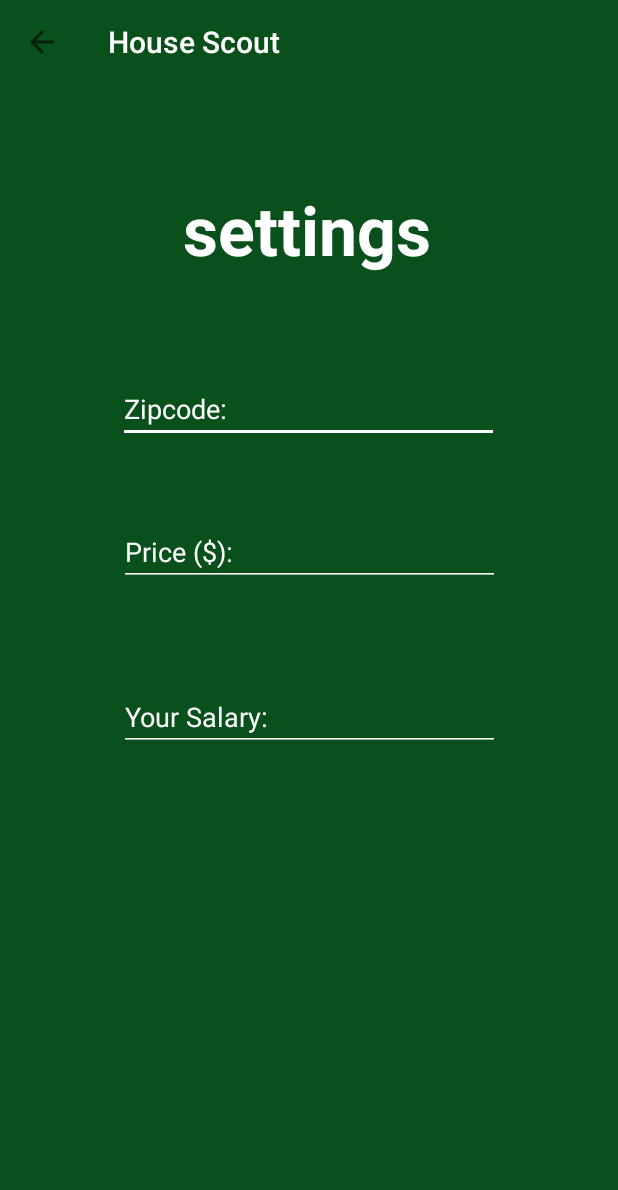
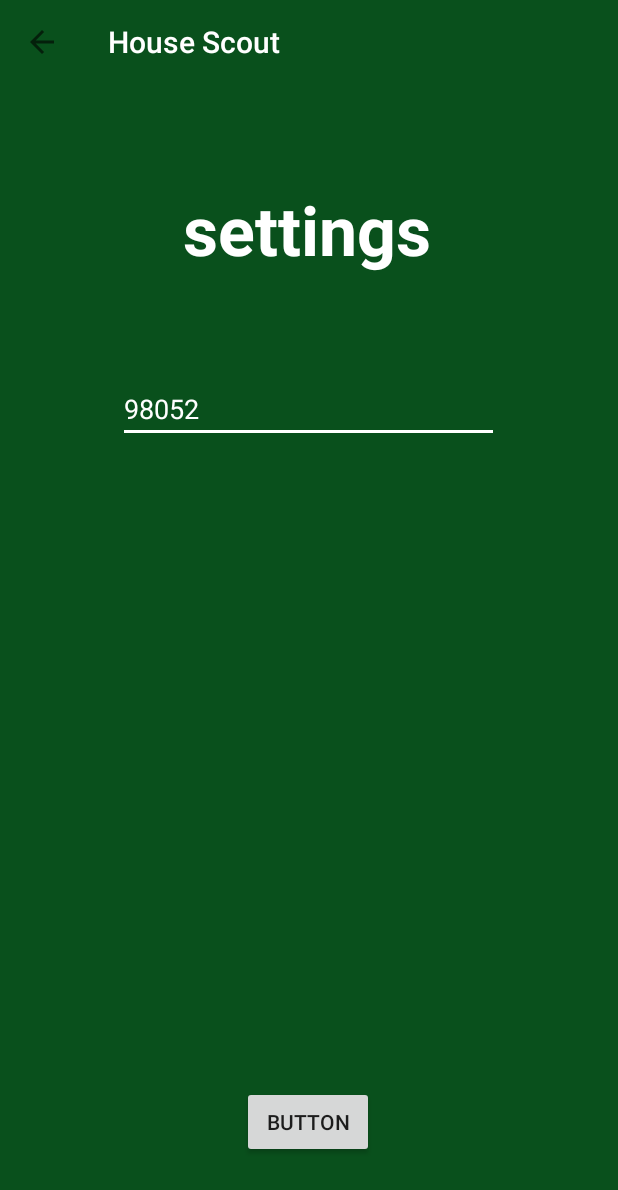
Before and after one commit to safwaant/Dubhacks2020, an Android app: the Settings screen opened directly, with no data from a screen before it, on a phone screen of 412 x 824 dp. Shown: the top 1190 px of the screen. Run offline under Robolectric (Android 15) with nearby library versions, the phone set to English and light mode, and no system bars.

Commit message:
Improved UI, added back button.

```diff
--- a/app/src/main/java/com/example/HouseScout/MetricsActivity.java
+++ b/app/src/main/java/com/example/HouseScout/MetricsActivity.java
@@ -2,6 +2,7 @@ package com.example.HouseScout;
 
 import androidx.appcompat.app.AppCompatActivity;
 
+import android.content.SharedPreferences;
 import android.os.Bundle;
 import android.widget.TextView;
 
@@ -24,7 +25,10 @@ public class MetricsActivity extends AppCompatActivity {
 
         AreaMetric data = getIntent().getExtras().getParcelable(METRICS_KEY);
 
-
+        String testRatingText = "School Test Performance: " + data.test_rating;
+        String commuteTime = "Average Commute Time: " + data.commute_time;
+        String income = "Median Income: " + data.medianIncome;
+        String unemploy = "Unemployment rate: " + data.unemployment;
 
         metric.setText(data.test_rating);
         commute.setText(data.commute_time);
--- a/app/src/main/java/com/example/HouseScout/Settings.java
+++ b/app/src/main/java/com/example/HouseScout/Settings.java
@@ -4,19 +4,48 @@ import androidx.appcompat.app.ActionBar;
 import androidx.appcompat.app.AppCompatActivity;
 import androidx.appcompat.widget.Toolbar;
 
+import android.content.Intent;
+import android.content.SharedPreferences;
 import android.os.Bundle;
+import android.view.View;
+import android.widget.EditText;
 
 public class Settings extends AppCompatActivity {
+
+    EditText zip;
+    String zipcode;
 
     @Override
     protected void onCreate(Bundle savedInstanceState) {
         super.onCreate(savedInstanceState);
         setContentView(R.layout.activity_settings);
 
+        zip = findViewById(R.id.ZipcodeSearch);
+
+        SharedPreferences prefs = getSharedPreferences("prefs", MODE_PRIVATE);
+        zip.setText(prefs.getString("zipcode", "98052"));
+
         Toolbar registrationToolbar = (Toolbar) findViewById(R.id.registrationToolbar);
         setSupportActionBar(registrationToolbar);
         ActionBar ab = getSupportActionBar();
         assert ab != null;
         ab.setDisplayHomeAsUpEnabled(true);
+
+    }
+
+    @Override
+    protected void onDestroy() {
+        super.onDestroy();
+    }
+
+    public void saveSettings(View view) {
+        zipcode = zip.getText().toString();
+
+        SharedPreferences prefs = getSharedPreferences("prefs", MODE_PRIVATE);
+        SharedPreferences.Editor editor = prefs.edit();
+        editor.putString("zipcode", zipcode);
+        editor.apply();
+
+        startActivity(new Intent(this, HouseListing.class));
     }
 }
--- a/app/src/main/res/layout/activity_settings.xml
+++ b/app/src/main/res/layout/activity_settings.xml
@@ -35,38 +35,6 @@
         app:layout_constraintStart_toStartOf="parent"
         app:layout_constraintTop_toTopOf="parent" />
 
-    <EditText
-        android:id="@+id/price"
-        android:layout_width="254dp"
-        android:layout_height="wrap_content"
-        android:layout_marginTop="50dp"
-        android:autofillHints="@string/price"
-        android:backgroundTint="@color/white"
-        android:hint="@string/price"
-        android:inputType="number"
-        android:textColor="@color/white"
-        android:textColorHint="@color/white"
-        app:layout_constraintEnd_toEndOf="parent"
-        app:layout_constraintStart_toStartOf="parent"
-        app:layout_constraintTop_toBottomOf="@+id/ZipcodeSearch" />
-
-    <EditText
-        android:id="@+id/salary"
-        android:layout_width="254dp"
-        android:layout_height="wrap_content"
-        android:backgroundTint="@color/white"
-        android:hint="@string/your_salary"
-        android:autofillHints="@string/your_salary"
-        android:inputType="number"
-        android:textColor="@color/white"
-        android:textColorHint="@color/white"
-        app:layout_constraintBottom_toBottomOf="parent"
-        app:layout_constraintEnd_toEndOf="parent"
-        app:layout_constraintHorizontal_bias="0.503"
-        app:layout_constraintStart_toStartOf="parent"
-        app:layout_constraintTop_toBottomOf="@+id/price"
-        app:layout_constraintVertical_bias="0.166" />
-
     <TextView
         android:id="@+id/UserSearchTitle"
         android:layout_width="wrap_content"
@@ -81,5 +49,17 @@
         app:layout_constraintStart_toStartOf="parent"
         app:layout_constraintTop_toBottomOf="@+id/registrationToolbar" />
 
+    <Button
+        android:id="@+id/save"
+        android:layout_width="wrap_content"
+        android:layout_height="wrap_content"
+        android:layout_marginBottom="52dp"
+        android:text="Button"
+        android:onClick="saveSettings"
+        app:layout_constraintBottom_toBottomOf="parent"
+        app:layout_constraintEnd_toEndOf="parent"
+        app:layout_constraintHorizontal_bias="0.498"
+        app:layout_constraintStart_toStartOf="parent" />
+
 
 </androidx.constraintlayout.widget.ConstraintLayout>
--- a/app/src/main/res/values/strings.xml
+++ b/app/src/main/res/values/strings.xml
@@ -18,6 +18,7 @@
     <string name="search_details">Search Details</string>
     <string name="housesrc">houseSrc</string>
     <string name="nextbutton">nextButton</string>
+    <string name="backbutton">backButton</string>
     <string name="settings">Settings</string>
     <string name="best_matches">Best Matches</string>
 </resources>
```
Also changed, not shown: app/src/main/java/com/example/HouseScout/HouseListing.java (+25 -3 lines), app/src/main/res/drawable/ic_baseline_arrow_back_24.xml (added, +10 -0 lines), app/src/main/res/layout/activity_house_listing.xml (+17 -4 lines), app/src/main/res/layout/activity_metrics.xml (+73 -9 lines).
